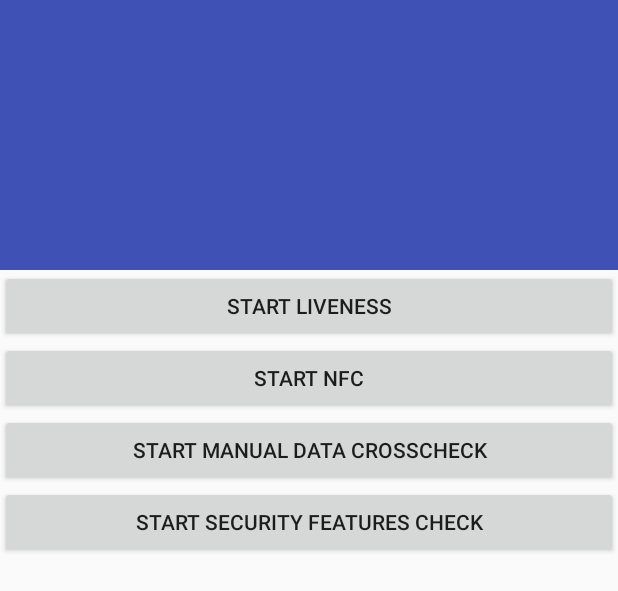
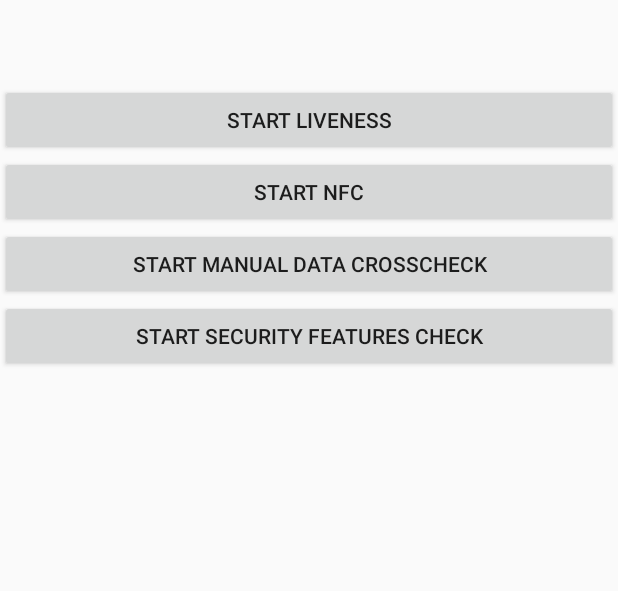
Before and after one commit to verifai-id-verification/example-app-android, an Android app: the layout activity_verifai_result.xml on its own in the app's theme, with its tools: preview values and no code run, on a phone screen of 412 x 824 dp. Shown: the top 591 px of the screen. Run offline under Robolectric (Android 15) with nearby library versions, the phone set to English and light mode, and no system bars.

Commit message:
SDK 4.4.0

```diff
--- a/kotlin/app/src/main/res/layout/activity_verifai_result.xml
+++ b/kotlin/app/src/main/res/layout/activity_verifai_result.xml
@@ -1,38 +1,12 @@
 <?xml version="1.0" encoding="utf-8"?>
 <androidx.coordinatorlayout.widget.CoordinatorLayout xmlns:android="http://schemas.android.com/apk/res/android"
-    xmlns:app="http://schemas.android.com/apk/res-auto"
     xmlns:tools="http://schemas.android.com/tools"
     android:layout_width="match_parent"
     android:layout_height="match_parent"
     android:fitsSystemWindows="true"
     tools:context=".VerifaiResultActivity">
 
-    <com.google.android.material.appbar.AppBarLayout
-        android:id="@+id/app_bar"
-        android:layout_width="match_parent"
-        android:layout_height="@dimen/app_bar_height"
-        android:fitsSystemWindows="true"
-        android:theme="@style/AppTheme.AppBarOverlay">
-
-        <com.google.android.material.appbar.CollapsingToolbarLayout
-            android:id="@+id/toolbar_layout"
-            android:layout_width="match_parent"
-            android:layout_height="match_parent"
-            android:fitsSystemWindows="true"
-            app:contentScrim="?attr/colorPrimary"
-            app:layout_scrollFlags="scroll|exitUntilCollapsed"
-            app:toolbarId="@+id/toolbar">
-
-            <androidx.appcompat.widget.Toolbar
-                android:id="@+id/toolbar"
-                android:layout_width="match_parent"
-                android:layout_height="?attr/actionBarSize"
-                app:layout_collapseMode="pin"
-                app:popupTheme="@style/AppTheme.PopupOverlay" />
-
-        </com.google.android.material.appbar.CollapsingToolbarLayout>
-    </com.google.android.material.appbar.AppBarLayout>
-
-    <include layout="@layout/content_verifai_result" />
+    <include layout="@layout/content_verifai_result"
+        android:id="@+id/content_result"/>
 
 </androidx.coordinatorlayout.widget.CoordinatorLayout>
--- a/kotlin/app/src/main/res/layout/content_verifai_result.xml
+++ b/kotlin/app/src/main/res/layout/content_verifai_result.xml
@@ -1,17 +1,11 @@
 <?xml version="1.0" encoding="utf-8"?>
-<androidx.core.widget.NestedScrollView xmlns:android="http://schemas.android.com/apk/res/android"
-    xmlns:app="http://schemas.android.com/apk/res-auto"
+<LinearLayout xmlns:android="http://schemas.android.com/apk/res/android"
     xmlns:tools="http://schemas.android.com/tools"
     android:layout_width="match_parent"
     android:layout_height="match_parent"
-    app:layout_behavior="@string/appbar_scrolling_view_behavior"
+    android:orientation="vertical"
     tools:context=".VerifaiResultActivity"
     tools:showIn="@layout/activity_verifai_result">
-
-    <LinearLayout
-        android:layout_width="match_parent"
-        android:layout_height="wrap_content"
-        android:orientation="vertical">
 
         <Button
             android:id="@+id/start_liveness_button"
@@ -58,7 +52,4 @@
             android:layout_margin="@dimen/text_margin"
             android:text="" />
 
-
-    </LinearLayout>
-
-</androidx.core.widget.NestedScrollView>
+</LinearLayout>
--- a/kotlin/build.gradle
+++ b/kotlin/build.gradle
@@ -1,7 +1,7 @@
 // Top-level build file where you can add configuration options common to all sub-projects/modules.
 
 buildscript {
-    ext.kotlin_version = '1.4.20'
+    ext.kotlin_version = '1.4.30'
     repositories {
         google()
         jcenter()
```
Also changed, not shown: kotlin/app/build.gradle (+12 -8 lines), kotlin/app/src/main/java/com/verifai/example/MainActivity.kt (+26 -14 lines), kotlin/app/src/main/java/com/verifai/example/VerifaiResultActivity.kt (+31 -19 lines), kotlin/app/src/main/res/layout/activity_main.xml (+4 -4 lines), 2 other files.
